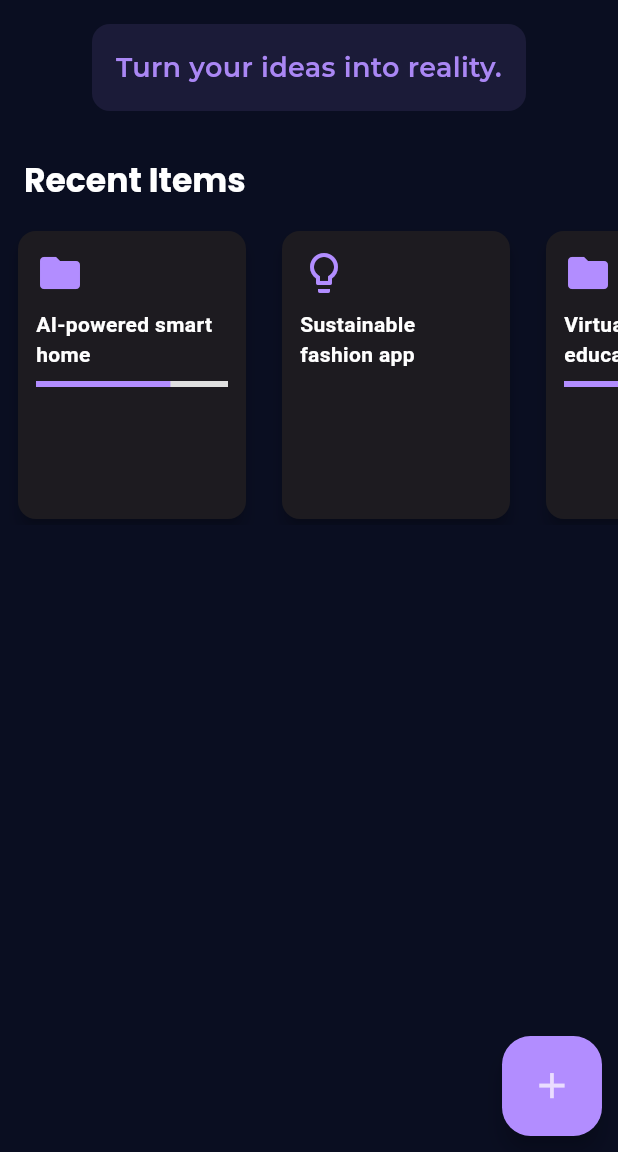
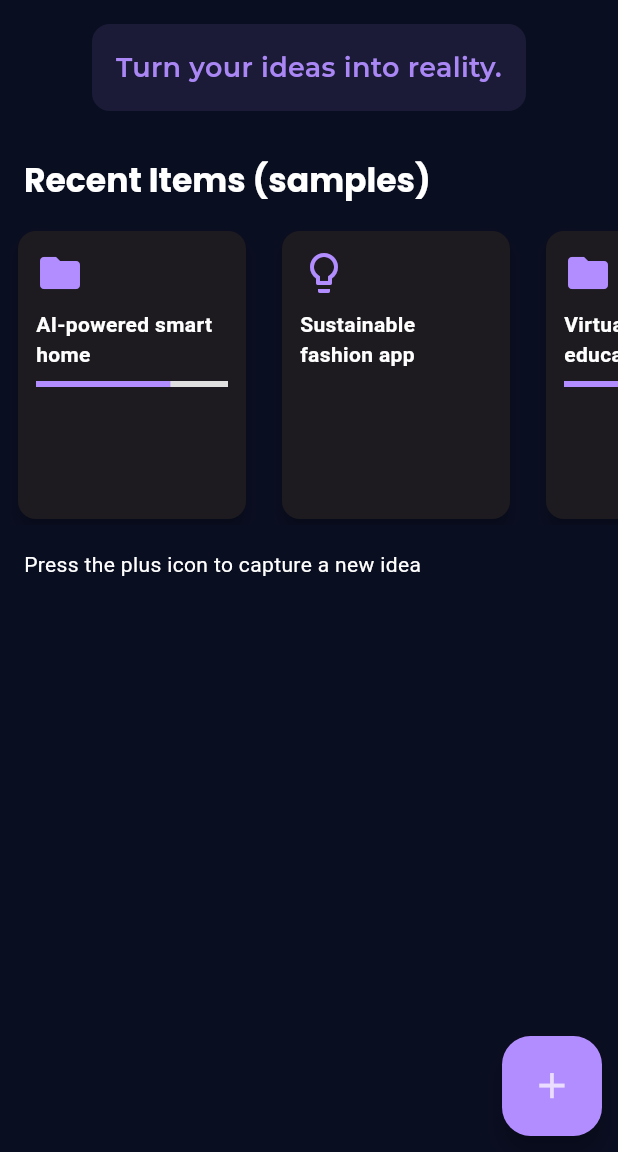
Before and after one commit to victor-onoja/CoFounderAI, a Flutter app: the HomeScreen screen opened by its route, on a phone screen of 412 x 824 dp, the part 84-1236 px from its top. Run offline on Flutter 3.47's test engine with Material 3 defaults, Android fonts, the phone set to English and light mode, and no system bars; our stand-ins replace cloud_firestore, equatable, firebase_auth, firebase_core, flutter_bloc, flutter_tts and 5 more; accounts and stored records are empty; network calls fail.

Commit message:
final push before hackathon review

```diff
--- a/cofounder_ai/lib/screens/idea_capture_screen.dart
+++ b/cofounder_ai/lib/screens/idea_capture_screen.dart
@@ -154,7 +154,7 @@ class _IdeaCaptureScreenState extends State<IdeaCaptureScreen>
                     ? const Text('Listening...')
                     : _speechEnabled
                         ? const Text(
-                            'Tap the mic icon to start and stop listening.\nWorks best when you say your idea in one sentence.',
+                            'Tap the mic icon to start and stop listening.\nVoice works best when you say your idea in one sentence.',
                             textAlign: TextAlign.center,
                           )
                         : const Text('speech not available, type your idea :)'),
--- a/cofounder_ai/lib/screens/widgets/recent_items_list.dart
+++ b/cofounder_ai/lib/screens/widgets/recent_items_list.dart
@@ -22,7 +22,7 @@ class RecentItemsList extends StatelessWidget {
         Padding(
           padding: const EdgeInsets.all(16.0),
           child: Text(
-            "Recent Items",
+            "Recent Items (samples)",
             style: Theme.of(context).textTheme.titleLarge,
           ),
         ),
@@ -34,6 +34,13 @@ class RecentItemsList extends StatelessWidget {
             itemBuilder: (context, index) {
               return ItemCard(item: items[index]);
             },
+          ),
+        ),
+        Padding(
+          padding: const EdgeInsets.all(16.0),
+          child: Text(
+            "Press the plus icon to capture a new idea",
+            style: Theme.of(context).textTheme.bodyMedium,
           ),
         ),
       ],
```
Also changed, not shown: cofounder_ai/lib/screens/collaboration_screen.dart (+16 -1 lines), cofounder_ai/lib/screens/idea_screen.dart (+29 -2 lines), cofounder_ai/lib/screens/profile_screen.dart (+16 -1 lines), cofounder_ai/lib/screens/projects_screen.dart (+16 -1 lines).
